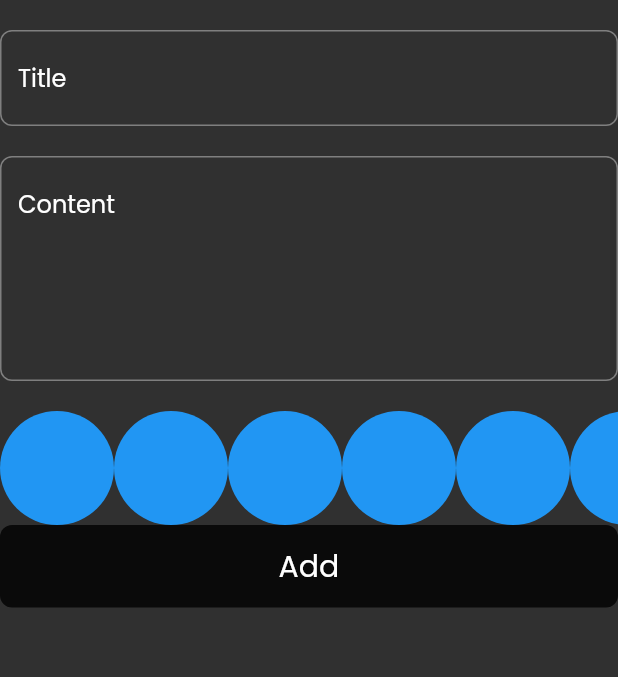
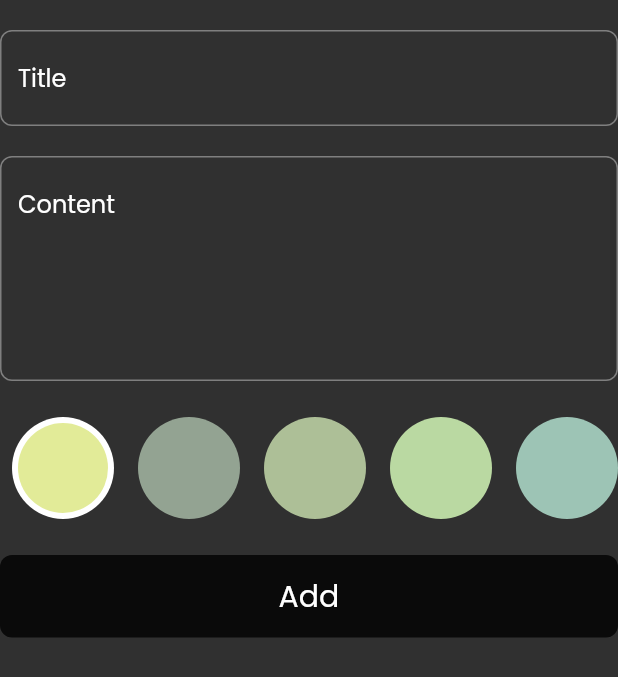
Before and after one commit to AbdoXCode/Notes-app, a Flutter app: the AddNoteForm widget shown alone on an empty page, opened directly, on a phone screen of 412 x 824 dp. Shown: the top 677 px of the screen. Run offline on Flutter 3.47's test engine with Material 3 defaults, Android fonts, the phone set to English and light mode, and no system bars; our stand-ins replace bloc, flutter_bloc, hive, hive_flutter; accounts and stored records are empty.

Commit message:
added color palette

```diff
--- a/lib/widgets/add_note_form.dart
+++ b/lib/widgets/add_note_form.dart
@@ -3,8 +3,6 @@ import 'package:flutter_bloc/flutter_bloc.dart';
 import 'package:intl/intl.dart';
 import 'package:notes_app/cubits/add%20note%20cubit/add_note_cubit.dart';
 import 'package:notes_app/models/note_model.dart';
-
-import '../cubits/notes/notes_cubit.dart';
 import 'colors_list_view.dart';
 import 'custom_button.dart';
 import 'custom_text_field.dart';
@@ -47,7 +45,9 @@ class _AddNoteFormState extends State<AddNoteForm> {
             maxLines: 5,
           ),
           SizedBox(height: 20),
-          ColorListView(),
+          ColorListView(isActive: true,),
+          SizedBox(height: 20),
+
           BlocBuilder<AddNoteCubit, AddNoteState>(
             builder: (context, state) {
               return CustomButton(
--- a/lib/widgets/colors_list_view.dart
+++ b/lib/widgets/colors_list_view.dart
@@ -1,29 +1,68 @@
 import 'package:flutter/material.dart';
 
 class ColorNote extends StatelessWidget {
-  const ColorNote({super.key});
+  const ColorNote({super.key, required this.isActive, required this.color});
 
+  final bool isActive;
+  final Color color;
   @override
   Widget build(BuildContext context) {
-    return CircleAvatar(
-      backgroundColor: Colors.blue,
-      radius: 38,
-    );
+    return isActive
+        ? CircleAvatar(
+            backgroundColor: Colors.white,
+            radius: 38,
+            child: CircleAvatar(
+              backgroundColor: color,
+              radius: 30,
+            ),
+          )
+        : CircleAvatar(
+            backgroundColor: color,
+            radius: 38,
+          );
   }
 }
 
-class ColorListView extends StatelessWidget {
-  const ColorListView({super.key});
+class ColorListView extends StatefulWidget {
+  const ColorListView({super.key, required this.isActive});
 
+  final bool isActive;
+
+  @override
+  State<ColorListView> createState() => _ColorListViewState();
+}
+
+class _ColorListViewState extends State<ColorListView> {
+  int currentIndex = 0;
+
+  List<Color> colors =const [
+    Color(0xffE2EB98),
+    Color(0xff93A392),
+    Color(0xffADBF97),
+    Color(0xffBAD9A2),
+    Color(0xff9DC4B5)
+  ];
   @override
   Widget build(BuildContext context) {
     return SizedBox(
-      height: 76,
+      height: 38 * 2,
       child: ListView.builder(
-          itemCount: 10,
+          physics: const BouncingScrollPhysics(),
+          itemCount: colors.length,
           scrollDirection: Axis.horizontal,
           itemBuilder: (context, index) {
-            return ColorNote();
+            return Padding(
+              padding: const EdgeInsets.symmetric(vertical: 4, horizontal: 4),
+              child: GestureDetector(
+                onTap: () {
+                  currentIndex = index;
+                  setState((){});
+                },
+                child: ColorNote(
+                  isActive: currentIndex == index, color: colors[index],
+                ),
+              ),
+            );
           }),
     );
   }
```
